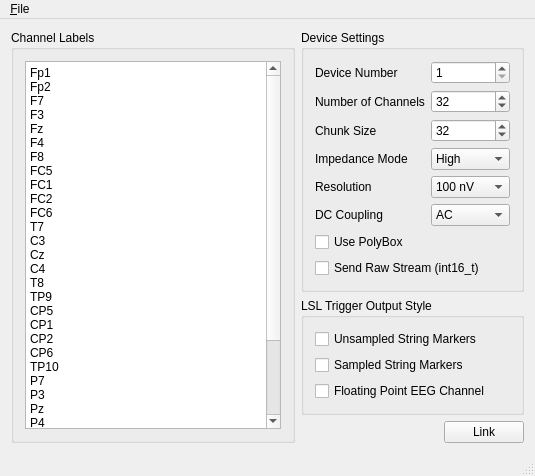
First picture: the form in mainwindow.ui, repository labstreaminglayer/App-BrainAmpSeries, before the edit.
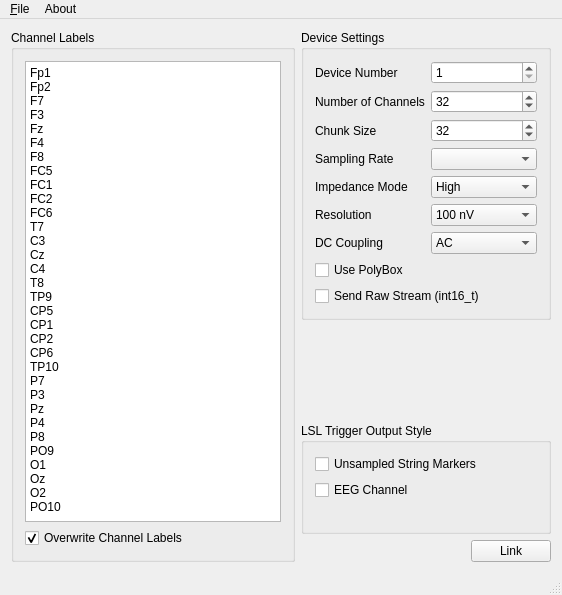
Second picture: the form after the edit. Icons and pictures are not drawn.

```diff
--- a/mainwindow.ui
+++ b/mainwindow.ui
@@ -2,6 +2,14 @@
 <ui version="4.0">
  <class>MainWindow</class>
  <widget class="QMainWindow" name="MainWindow">
+  <property name="geometry">
+   <rect>
+    <x>0</x>
+    <y>0</y>
+    <width>562</width>
+    <height>595</height>
+   </rect>
+  </property>
   <property name="windowTitle">
    <string>BrainAmpSeries Connector</string>
   </property>
@@ -54,6 +62,16 @@
          </property>
         </widget>
        </item>
+       <item row="1" column="0">
+        <widget class="QCheckBox" name="overwriteChannelLabels">
+         <property name="text">
+          <string>Overwrite Channel Labels</string>
+         </property>
+         <property name="checked">
+          <bool>true</bool>
+         </property>
+        </widget>
+       </item>
       </layout>
      </widget>
     </item>
@@ -137,11 +155,21 @@
          <item row="3" column="0">
           <widget class="QLabel" name="label_impedance">
            <property name="text">
-            <string>Impedance Mode</string>
+            <string>Sampling Rate</string>
            </property>
           </widget>
          </item>
          <item row="3" column="1">
+          <widget class="QComboBox" name="cbSamplingRate"/>
+         </item>
+         <item row="4" column="0">
+          <widget class="QLabel" name="label_3">
+           <property name="text">
+            <string>Impedance Mode</string>
+           </property>
+          </widget>
+         </item>
+         <item row="4" column="1">
           <widget class="QComboBox" name="impedanceMode">
            <property name="toolTip">
             <string>The default setting is to operate in high-impedance mode (less need for perfect electrode contact)</string>
@@ -158,14 +186,14 @@
            </item>
           </widget>
          </item>
-         <item row="4" column="0">
-          <widget class="QLabel" name="label_resultion">
+         <item row="5" column="0">
+          <widget class="QLabel" name="label_resolution">
            <property name="text">
             <string>Resolution</string>
            </property>
           </widget>
          </item>
-         <item row="4" column="1">
+         <item row="5" column="1">
           <widget class="QComboBox" name="resolution">
            <property name="toolTip">
             <string>Resolution of the measured signal</string>
@@ -192,14 +220,14 @@
            </item>
           </widget>
          </item>
-         <item row="5" column="0">
+         <item row="6" column="0">
           <widget class="QLabel" name="label_dc">
            <property name="text">
             <string>DC Coupling</string>
            </property>
           </widget>
          </item>
-         <item row="5" column="1">
+         <item row="6" column="1">
           <widget class="QComboBox" name="dcCoupling">
            <property name="toolTip">
             <string>The default is AC</string>
@@ -216,7 +244,7 @@
            </item>
           </widget>
          </item>
-         <item row="6" column="0">
+         <item row="7" column="0">
           <widget class="QCheckBox" name="usePolyBox">
            <property name="enabled">
             <bool>true</bool>
@@ -229,7 +257,7 @@
            </property>
           </widget>
          </item>
-         <item row="7" column="0" colspan="2">
+         <item row="8" column="0" colspan="2">
           <widget class="QCheckBox" name="sendRawStream">
            <property name="text">
             <string>Send Raw Stream (int16_t)</string>
@@ -260,25 +288,28 @@
         <property name="title">
          <string>LSL Trigger Output Style</string>
         </property>
-        <layout class="QFormLayout" name="formLayout_2">
-         <item row="0" column="0">
+        <layout class="QVBoxLayout" name="verticalLayout_2">
+         <item>
           <widget class="QCheckBox" name="unsampledMarkers">
            <property name="text">
             <string>Unsampled String Markers</string>
            </property>
           </widget>
          </item>
-         <item row="1" column="0">
-          <widget class="QCheckBox" name="sampledMarkers">
-           <property name="text">
-            <string>Sampled String Markers</string>
-           </property>
-          </widget>
-         </item>
-         <item row="3" column="0">
+         <item>
           <widget class="QCheckBox" name="sampledMarkersEEG">
+           <property name="layoutDirection">
+            <enum>Qt::LeftToRight</enum>
+           </property>
            <property name="text">
-            <string>Floating Point EEG Channel</string>
+            <string>EEG Channel</string>
+           </property>
+          </widget>
+         </item>
+         <item>
+          <widget class="QLabel" name="label_8">
+           <property name="text">
+            <string/>
            </property>
           </widget>
          </item>
@@ -318,7 +349,7 @@
     <rect>
      <x>0</x>
      <y>0</y>
-     <width>524</width>
+     <width>562</width>
      <height>30</height>
     </rect>
    </property>
@@ -331,7 +362,14 @@
     <addaction name="separator"/>
     <addaction name="actionQuit"/>
    </widget>
+   <widget class="QMenu" name="menuAbout">
+    <property name="title">
+     <string>About</string>
+    </property>
+    <addaction name="actionVersions"/>
+   </widget>
    <addaction name="menuFile"/>
+   <addaction name="menuAbout"/>
   </widget>
   <widget class="QStatusBar" name="statusBar"/>
   <action name="actionLoad_Configuration">
```
Left out of the diff: 27 changed lines with no effect on the pictures.
